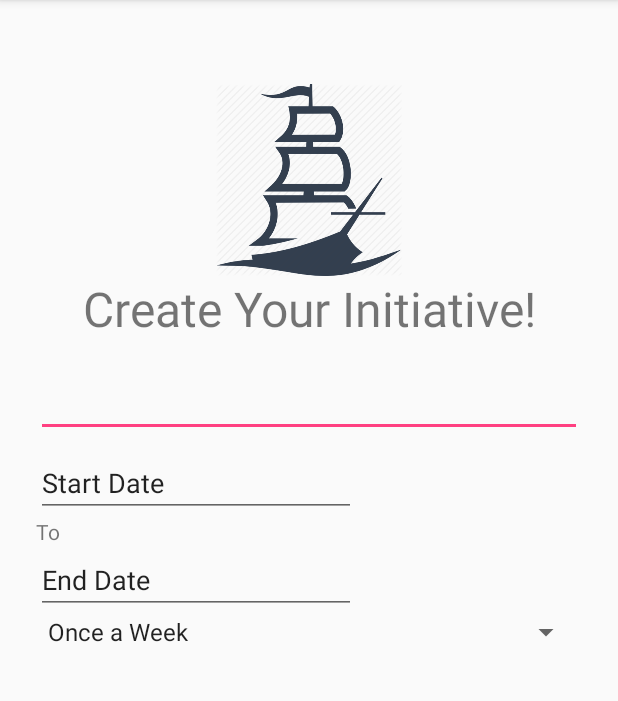
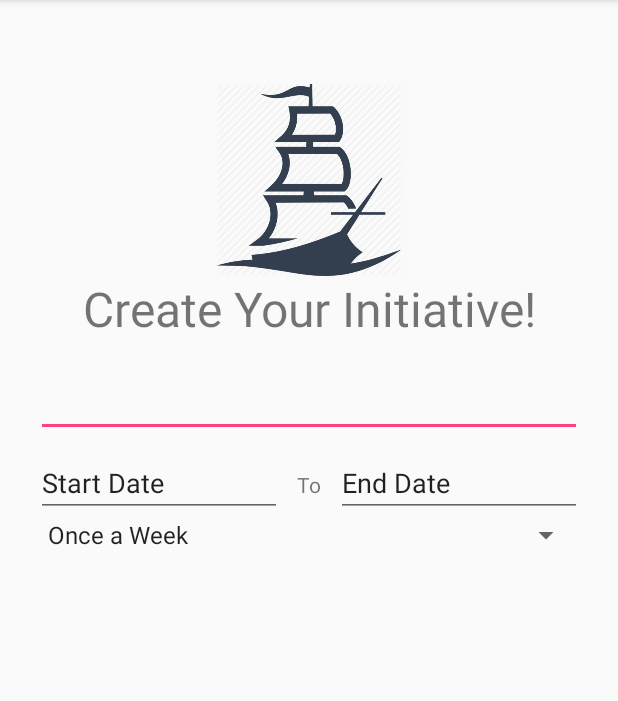
Before and after one commit to laronson/fellowship, an Android app: the CreateInitiativeActivity screen opened directly, with no data from a screen before it, on a phone screen of 412 x 824 dp, the part 84-785 px from its top. Run offline under Robolectric (Android 15) with nearby library versions, the phone set to English and light mode, and no system bars; our stand-ins replace ButterKnife.

Commit message:
Display calendar options horizontally.

```diff
--- a/app/src/main/res/layout/activity_create_initiative.xml
+++ b/app/src/main/res/layout/activity_create_initiative.xml
@@ -45,11 +45,15 @@
 
 
 
-
+        <LinearLayout
+            android:layout_width="wrap_content"
+            android:layout_height="wrap_content"
+            android:orientation="horizontal">
             <EditText
                 android:id="@+id/startDate"
                 android:layout_width="wrap_content"
                 android:layout_height="wrap_content"
+                android:layout_marginEnd="10dp"
                 android:layout_weight="1"
                 android:ems="10"
                 android:focusable="false"
@@ -60,11 +64,10 @@
                 android:id="@+id/to"
                 android:layout_width="wrap_content"
                 android:layout_height="wrap_content"
-            android:layout_toEndOf="@+id/startDate"
+                android:layout_marginEnd="10dp"
                 android:text="@string/to"/>
             <EditText
                 android:id="@+id/endDate"
-            android:layout_toEndOf="@+id/to"
                 android:layout_width="wrap_content"
                 android:layout_height="wrap_content"
                 android:layout_weight="1"
@@ -73,7 +76,7 @@
                 android:inputType="date"
                 android:onClick="showEndDatePickerDialog"
                 android:text="@string/endDate" />
-
+        </LinearLayout>
 
 
 
```
Lines whose indentation alone changed are shown as unchanged.
